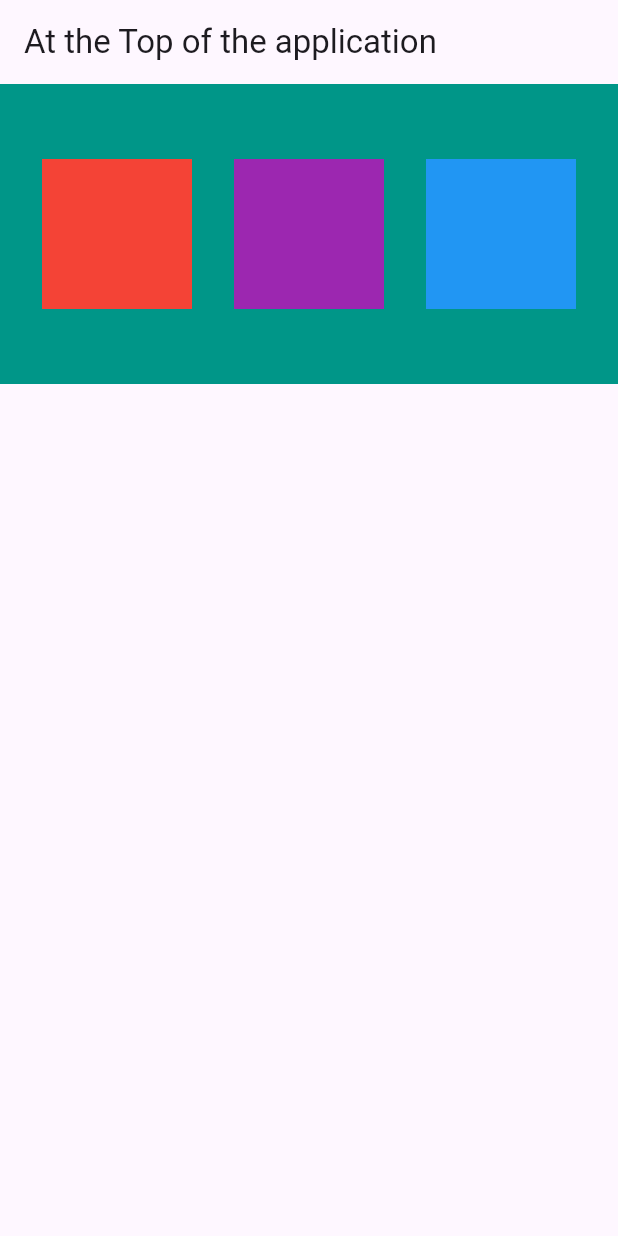
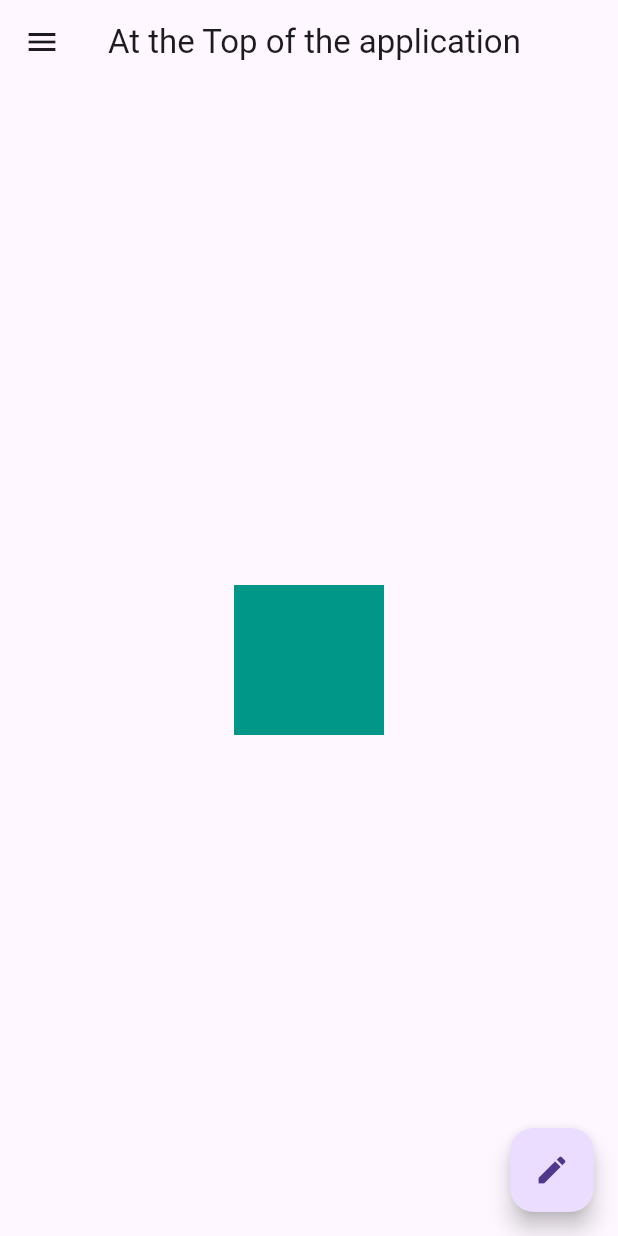
Before and after one commit to NirajXtha/Flutter, a Flutter app: the screen it shows after launch, on a phone screen of 412 x 824 dp. Run offline on Flutter 3.47's test engine with Material 3 defaults, Android fonts, the phone set to English and light mode, and no system bars.

Commit message:
Drawers, Image, ListTile

```diff
--- a/lib/main.dart
+++ b/lib/main.dart
@@ -23,37 +23,58 @@ class HomePage extends StatelessWidget {
       appBar: AppBar(
         title: Text("At the Top of the application"),
       ),
-      body: Container(
+      body: Center(
+        child: Container(
           color: Colors.teal,
-        height: 200,
-      child: Row(
-          mainAxisAlignment: MainAxisAlignment.spaceEvenly,
-          crossAxisAlignment: CrossAxisAlignment.center,
+          height: 100,
+          width: 100,
+        ),
+      ),
+      drawer: Drawer(
+          // key: Key("Drawer"),
+          child: ListView(
+            padding: const EdgeInsets.all(0),
             children: <Widget>[
-            Container(
-              padding: const EdgeInsets.all(8.0),
-              color: Colors.red,
-              width: 100,
-              height: 100,
-              alignment: Alignment.center,
+              // DrawerHeader(
+              //   child: Text("Drawer Header"),
+              //   decoration: BoxDecoration(color: Colors.blue),
+              // ),
+              UserAccountsDrawerHeader(
+                accountName: Text("Niraj Shrestha"),
+                accountEmail: Text("nishrestha776@gmal.com"),
+                // currentAccountPicture: Image.file()
+                // currentAccountPicture: Image.network("https://iili.io/Jj884Eu.jpg")
+                currentAccountPicture: CircleAvatar(
+                  backgroundImage: NetworkImage("https://iili.io/Jj884Eu.jpg"),),
               ),
-              Container(
-              padding: const EdgeInsets.all(8.0),
-              color: Colors.purple,
-              width: 100,
-              height: 100,
-              alignment: Alignment.center,
+              ListTile(
+                leading: Icon(Icons.home),
+                title: Text("Home"),
+                subtitle: Text("SubTitle"),
+                trailing: Icon(Icons.edit),
+                onTap: () {} ,
               ),
-            Container(
-              padding: const EdgeInsets.all(8.0),
-              color: Colors.blue,
-              width: 100,
-              height: 100,
-              alignment: Alignment.center,
+              ListTile(
+              leading: Icon(Icons.person),
+              title: Text("Home"),
+              subtitle: Text("SubTitle"),
+              trailing: Icon(Icons.edit),
+            ),
+            ListTile(
+              leading: Icon(Icons.email),
+              title: Text("Home"),
+              subtitle: Text("SubTitle"),
+              trailing: Icon(Icons.edit),
             ),
             ],
           ),
         ),
+      floatingActionButton: FloatingActionButton(
+        onPressed: () {},
+        child: Icon(Icons.edit),
+        // mini: true, // to make the icon smaller
+      ),
+      // floatingActionButtonLocation: FloatingActionButtonLocation.startTop, // to move the button to the top or wherever u want
     );
   }
 }
```
Lines whose indentation alone changed are shown as unchanged.
